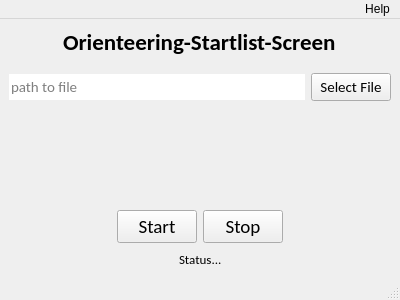
First picture: the form in src/orienteering_startlist_screen/ui/main_window.ui, repository lenz-exe/orienteering-startlist-screen, before the edit.
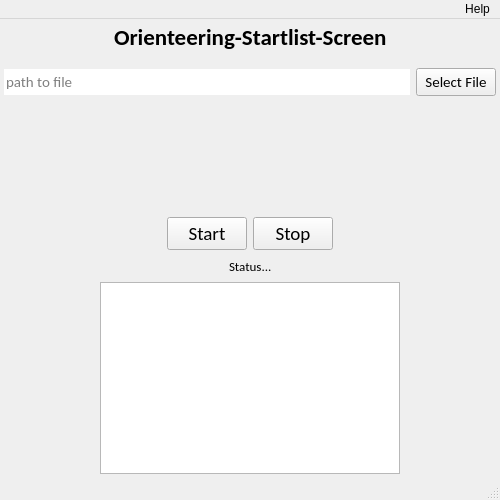
Second picture: the form after the edit. Icons and pictures are not drawn.

Commit message: added list view to display all running servers

What changed in the file:
```diff
--- a/src/orienteering_startlist_screen/ui/main_window.ui
+++ b/src/orienteering_startlist_screen/ui/main_window.ui
@@ -6,20 +6,20 @@
    <rect>
     <x>0</x>
     <y>0</y>
-    <width>400</width>
-    <height>300</height>
+    <width>500</width>
+    <height>500</height>
    </rect>
   </property>
   <property name="minimumSize">
    <size>
-    <width>300</width>
-    <height>200</height>
+    <width>400</width>
+    <height>300</height>
    </size>
   </property>
   <property name="maximumSize">
    <size>
-    <width>500</width>
-    <height>300</height>
+    <width>700</width>
+    <height>500</height>
    </size>
   </property>
   <property name="windowTitle">
@@ -34,6 +34,18 @@
   </property>
   <widget class="QWidget" name="centralwidget">
    <layout class="QVBoxLayout" name="verticalLayout">
+    <property name="leftMargin">
+     <number>4</number>
+    </property>
+    <property name="topMargin">
+     <number>4</number>
+    </property>
+    <property name="rightMargin">
+     <number>4</number>
+    </property>
+    <property name="bottomMargin">
+     <number>4</number>
+    </property>
     <item>
      <widget class="QWidget" name="widget_4" native="true">
       <layout class="QHBoxLayout" name="horizontalLayout_3">
@@ -288,6 +300,60 @@
       </layout>
      </widget>
     </item>
+    <item>
+     <widget class="QWidget" name="widget_5" native="true">
+      <layout class="QHBoxLayout" name="horizontalLayout_5">
+       <property name="leftMargin">
+        <number>0</number>
+       </property>
+       <property name="topMargin">
+        <number>0</number>
+       </property>
+       <property name="rightMargin">
+        <number>0</number>
+       </property>
+       <property name="bottomMargin">
+        <number>0</number>
+       </property>
+       <item>
+        <spacer name="horizontalSpacer_7">
+         <property name="orientation">
+          <enum>Qt::Orientation::Horizontal</enum>
+         </property>
+         <property name="sizeHint" stdset="0">
+          <size>
+           <width>145</width>
+           <height>20</height>
+          </size>
+         </property>
+        </spacer>
+       </item>
+       <item>
+        <widget class="QListWidget" name="listWidget_running_servers">
+         <property name="minimumSize">
+          <size>
+           <width>300</width>
+           <height>0</height>
+          </size>
+         </property>
+        </widget>
+       </item>
+       <item>
+        <spacer name="horizontalSpacer_8">
+         <property name="orientation">
+          <enum>Qt::Orientation::Horizontal</enum>
+         </property>
+         <property name="sizeHint" stdset="0">
+          <size>
+           <width>144</width>
+           <height>20</height>
+          </size>
+         </property>
+        </spacer>
+       </item>
+      </layout>
+     </widget>
+    </item>
    </layout>
   </widget>
   <widget class="QMenuBar" name="menubar">
@@ -295,7 +361,7 @@
     <rect>
      <x>0</x>
      <y>0</y>
-     <width>400</width>
+     <width>500</width>
      <height>33</height>
     </rect>
    </property>
```
The commit also changes 2 other files.
